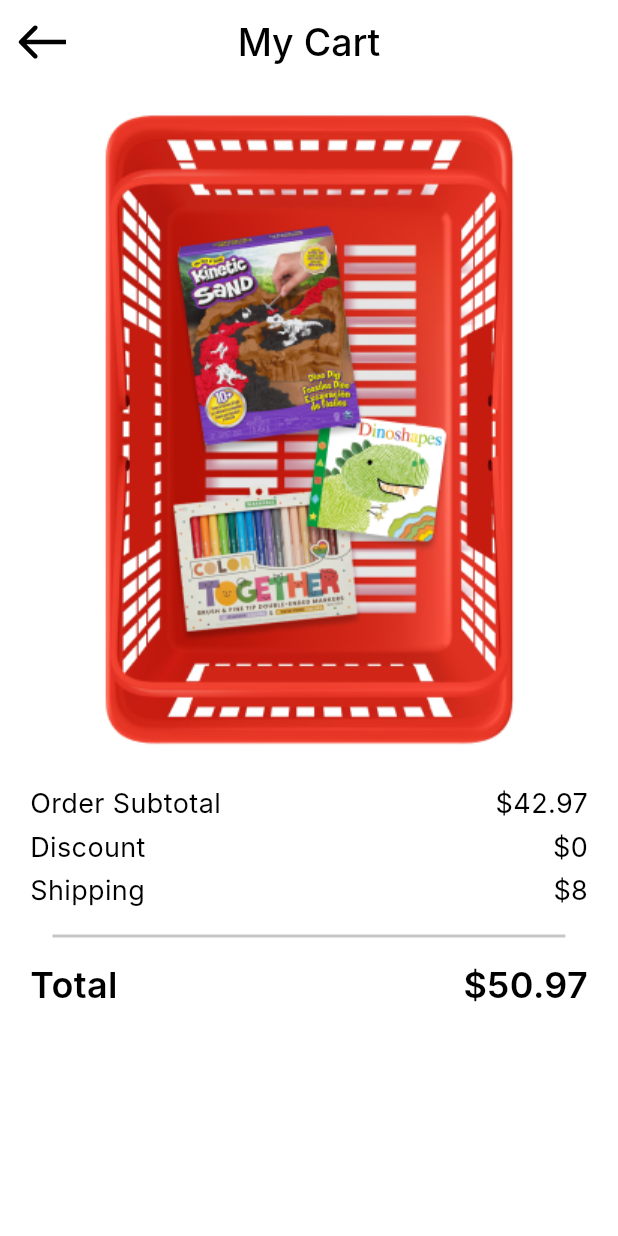
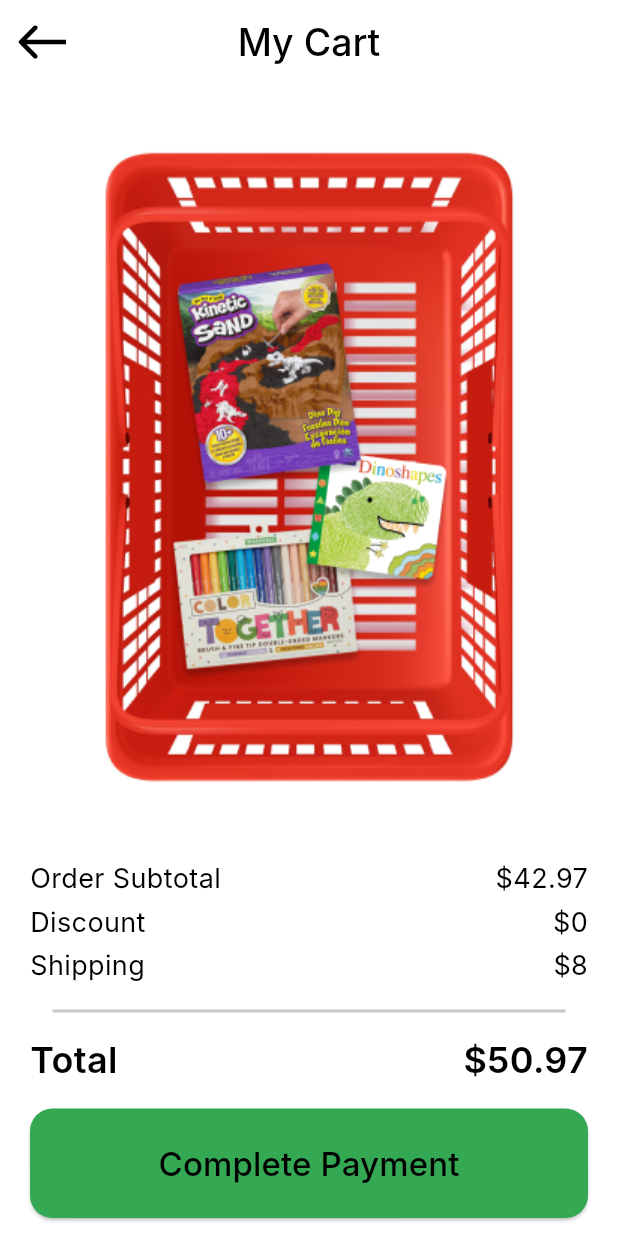
Before and after one commit to PhilopaterNabil/Checkout_Payment-App, a Flutter app: the screen it shows after launch, on a phone screen of 412 x 824 dp. Run offline on Flutter 3.47's test engine with Material 3 defaults, Android fonts, the phone set to English and light mode, and no system bars; our stand-ins replace flutter_svg; Roboto replaces fonts that are missing (Inter).

Commit message:
Add CustomButton widget and integrate it into MyCartViewBody for payment completion

```diff
--- a/lib/core/utils/app_text_styles.dart
+++ b/lib/core/utils/app_text_styles.dart
@@ -13,6 +13,13 @@
     fontFamily: 'Inter',
     color: Colors.black.withOpacity(0.8),
     fontWeight: FontWeight.w400,
+  );
+
+  static const TextStyle font22BlackMedium = TextStyle(
+    fontSize: 22,
+    fontFamily: 'Inter',
+    color: Colors.black,
+    fontWeight: FontWeight.w500,
   );
 
   static const TextStyle font25BlackMedium = TextStyle(
--- /dev/null
+++ b/lib/features/checkout/presentation/views/widgets/custom_button.dart
@@ -0,0 +1,27 @@
+import 'package:checkout_payment_app/core/utils/app_text_styles.dart';
+import 'package:flutter/material.dart';
+
+class CustomButton extends StatelessWidget {
+  const CustomButton({super.key, required this.title, required this.onPressed});
+
+  final String title;
+  final void Function() onPressed;
+
+  @override
+  Widget build(BuildContext context) {
+    return ElevatedButton(
+      onPressed: onPressed,
+      style: ElevatedButton.styleFrom(
+        backgroundColor: Color(0xFF34A853),
+        minimumSize: Size(double.infinity, 73),
+        shape: RoundedRectangleBorder(
+          borderRadius: BorderRadius.circular(15),
+        ),
+      ),
+      child: Text(
+        title,
+        style: AppTextStyles.font22BlackMedium,
+      ),
+    );
+  }
+}
--- a/lib/features/checkout/presentation/views/widgets/my_cart_view_body.dart
+++ b/lib/features/checkout/presentation/views/widgets/my_cart_view_body.dart
@@ -1,4 +1,5 @@
 import 'package:checkout_payment_app/core/utils/app_image_assets.dart';
+import 'package:checkout_payment_app/features/checkout/presentation/views/widgets/custom_button.dart';
 import 'package:checkout_payment_app/features/checkout/presentation/views/widgets/order_info_item.dart';
 import 'package:flutter/material.dart';
 
@@ -7,10 +8,12 @@
 
   @override
   Widget build(BuildContext context) {
-    return Column(
+    return Padding(
+      padding: const EdgeInsets.symmetric(horizontal: 20),
+      child: Column(
         children: [
           const SizedBox(height: 18),
-        Image.asset(AppImageAssets.imagesBasketImage),
+          Expanded(child: Image.asset(AppImageAssets.imagesBasketImage)),
           SizedBox(height: 25),
           OrderInfoItem(title: 'Order Subtotal', value: '\$42.97'),
           SizedBox(height: 3),
@@ -18,9 +21,13 @@
           SizedBox(height: 3),
           OrderInfoItem(title: 'Shipping', value: '\$8'),
           SizedBox(height: 2),
-        Divider(height: 30, indent: 35, endIndent: 35, thickness: 2, color: Color(0xFFC7C7C7)),
+          Divider(height: 30, indent: 15, endIndent: 15, thickness: 2, color: Color(0xFFC7C7C7)),
           OrderInfoItem(title: 'Total', value: '\$50.97', isTotalPrice: true),
+          SizedBox(height: 16),
+          CustomButton(title: 'Complete Payment', onPressed: () {}),
+          SizedBox(height: 12),
         ],
+      ),
     );
   }
 }
--- a/lib/features/checkout/presentation/views/widgets/order_info_item.dart
+++ b/lib/features/checkout/presentation/views/widgets/order_info_item.dart
@@ -10,9 +10,7 @@
 
   @override
   Widget build(BuildContext context) {
-    return Padding(
-      padding: const EdgeInsets.symmetric(horizontal: 20),
-      child: Row(
+    return Row(
       mainAxisAlignment: MainAxisAlignment.spaceBetween,
       children: [
         Text(title,
@@ -24,7 +22,6 @@
                 ? AppTextStyles.font24BlackSemiBold
                 : AppTextStyles.font18BlackRegular),
       ],
-      ),
     );
   }
 }
```
Lines whose indentation alone changed are shown as unchanged.
